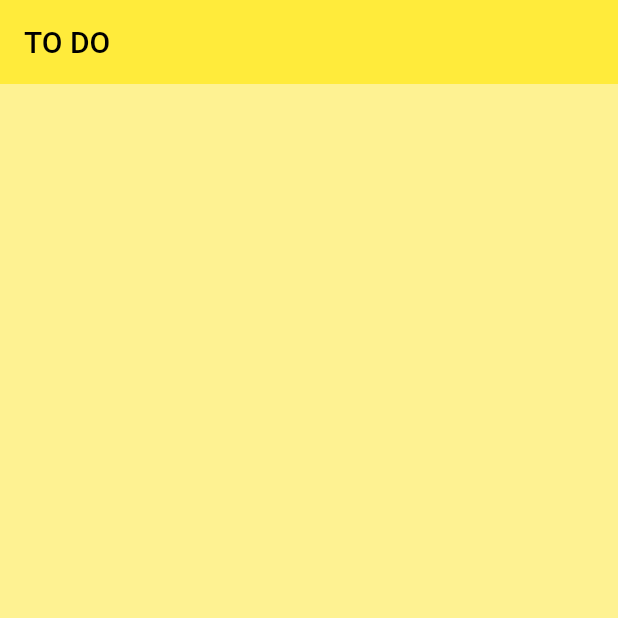
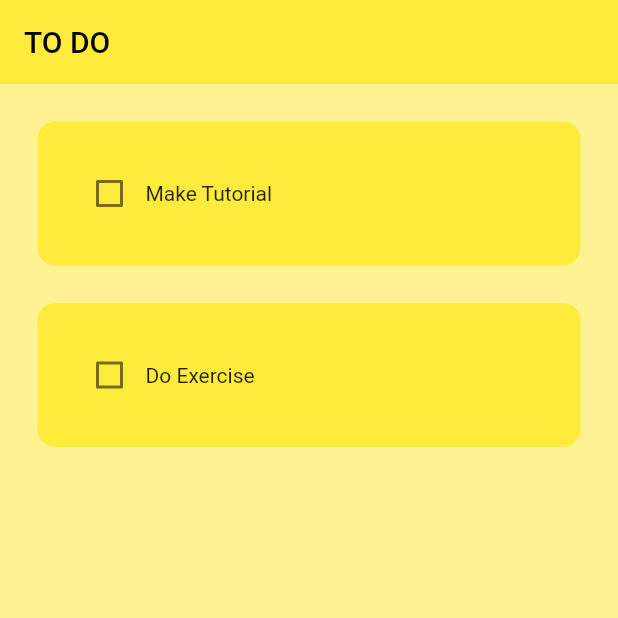
Before and after one commit to Izkumberdu/villarojo_todo, a Flutter app: the screen it shows after launch, on a phone screen of 412 x 824 dp, the top half of it. Run offline on Flutter 3.47's test engine with Material 2 defaults, Android fonts, the phone set to English and light mode, and no system bars.

Commit message:
changed active color to black

```diff
--- a/lib/HomePage.dart
+++ b/lib/HomePage.dart
@@ -14,8 +14,10 @@ class _HomePageState extends State<HomePage> {
     ["Do Exercise", false]
   ];
 
-  void checkBoxChanged(bool value, int index){
-
+  void checkBoxChanged(bool? value, int index) {
+    setState(() {
+      toDoList[index][1] = !toDoList[index][1];
+    });
   }
 
   @override
@@ -27,8 +29,12 @@ class _HomePageState extends State<HomePage> {
         elevation: 0,
       ),
       body: ListView.builder(
-          itemCount: toDoList.length, itemBuilder: (context, index) {
-            return ToDoTile(taskName: toDoList[index][0], onChanged: (value) => checkBoxChanged , taskCompleted: toDoList[index][1])
+          itemCount: toDoList.length,
+          itemBuilder: (context, index) {
+            return ToDoTile(
+                taskName: toDoList[index][0],
+                onChanged: (value) => checkBoxChanged(value, index),
+                taskCompleted: toDoList[index][1]);
           }),
     );
   }
--- a/lib/todo_tile.dart
+++ b/lib/todo_tile.dart
@@ -14,12 +14,16 @@ class ToDoTile extends StatelessWidget {
   @override
   Widget build(BuildContext context) {
     return Padding(
-      padding: EdgeInsets.all(8.0),
+      padding: EdgeInsets.only(left: 25.0, right: 25, top: 25),
       child: Container(
         padding: EdgeInsets.all(24),
         child: Row(
           children: [
-            Checkbox(value: taskCompleted, onChanged: onChanged),
+            Checkbox(
+              value: taskCompleted,
+              onChanged: onChanged,
+              activeColor: Colors.black,
+            ),
             Text(taskName),
           ],
         ),
```
